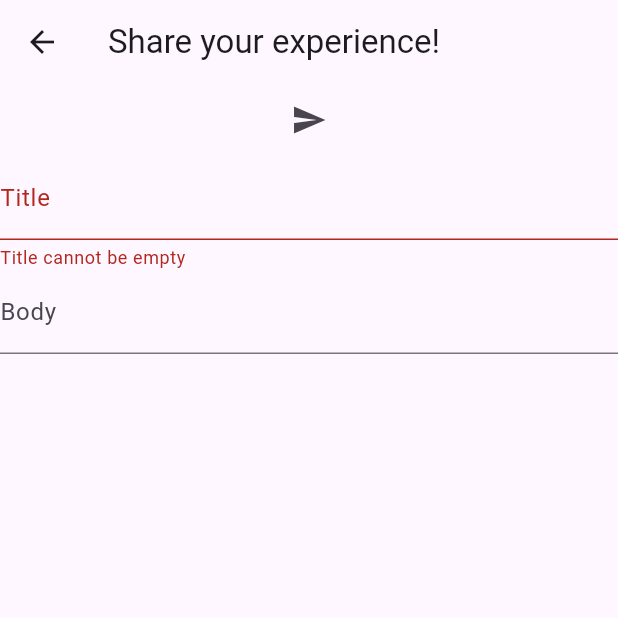
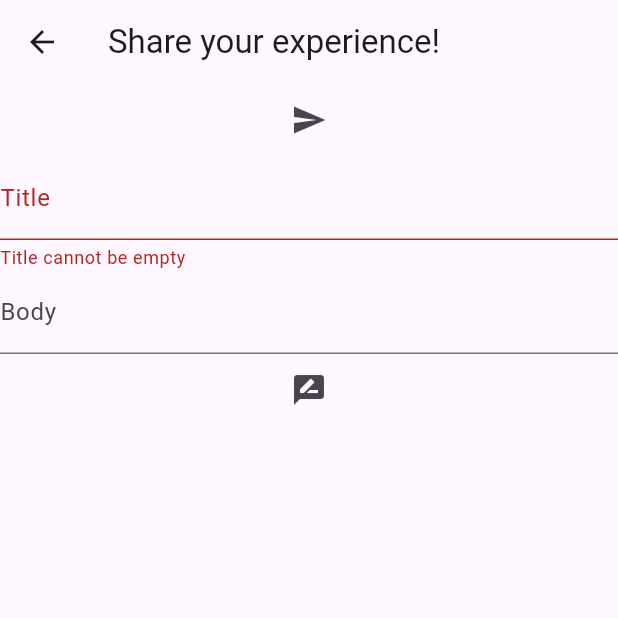
Before and after one commit to mindware-git/wik, a Flutter app: the NewPostScreen screen opened directly, after a tap on the "send" icon, on a phone screen of 412 x 824 dp, the top half of it. Run offline on Flutter 3.47's test engine with Material 3 defaults, Android fonts, the phone set to English and light mode, and no system bars; our stand-ins replace cloud_firestore, firebase_auth, firebase_core, firebase_ui_firestore; missing offline and left inert: firebase_ui_auth, firebase_ui_localizations; accounts and stored records are empty; generated files the repository leaves out were written again.

Commit message:
Add review

```diff
--- a/lib/src/screens/root_screen.dart
+++ b/lib/src/screens/root_screen.dart
@@ -25,7 +25,7 @@ class _RootScreenState extends State<RootScreen> {
           IconButton(
             icon: const Icon(Icons.account_circle),
             onPressed: () {
-              // Navigator.pushNamed(context, '/profile');
+              Navigator.pushNamed(context, '/profile');
             },
           ),
           IconButton(
--- a/lib/src/widgets/intro_card.dart
+++ b/lib/src/widgets/intro_card.dart
@@ -11,8 +11,9 @@ class IntroCard extends StatelessWidget {
       child: Column(children: [
         ListTile(
           title: Text(data.title),
-          // subtitle: Text(data.bodyText),
-          //imoji,
+          subtitle: data.bodyText == null ? null : Text(data.bodyText!),
+          leading:
+              data.reviewIconData == null ? null : Icon(data.reviewIconData),
         ),
         //image
       ]),
--- a/lib/src/widgets/new_post.dart
+++ b/lib/src/widgets/new_post.dart
@@ -2,6 +2,52 @@ import 'package:cloud_firestore/cloud_firestore.dart';
 import 'package:flutter/foundation.dart';
 import 'package:flutter/material.dart';
 import 'package:wik/src/globals.dart';
+
+List<DropdownMenuItem> reviewItems = [
+  const DropdownMenuItem(
+    value: 1,
+    child: Icon(Icons.sentiment_very_dissatisfied),
+  ),
+  const DropdownMenuItem(
+    value: 2,
+    child: Icon(Icons.sentiment_dissatisfied),
+  ),
+  const DropdownMenuItem(
+    value: 3,
+    child: Icon(Icons.sentiment_neutral),
+  ),
+  const DropdownMenuItem(
+    value: 4,
+    child: Icon(Icons.sentiment_satisfied),
+  ),
+  const DropdownMenuItem(
+    value: 5,
+    child: Icon(Icons.sentiment_very_satisfied),
+  ),
+];
+
+List<DropdownMenuItem> workFieldItems = [
+  const DropdownMenuItem(
+    value: 'Manufacturing',
+    child: Text('Manufacturing'),
+  ),
+  const DropdownMenuItem(
+    value: 'Construction',
+    child: Text('Construction'),
+  ),
+  const DropdownMenuItem(
+    value: 'Service',
+    child: Text('Service'),
+  ),
+  const DropdownMenuItem(
+    value: 'Agriculture',
+    child: Text('Agriculture'),
+  ),
+  const DropdownMenuItem(
+    value: 'Others',
+    child: Text('Others'),
+  ),
+];
 
 class NewPost extends StatefulWidget {
   const NewPost({super.key});
@@ -13,7 +59,10 @@ class NewPost extends StatefulWidget {
 class _NewPostState extends State<NewPost> {
   String? _title;
   String? _bodyText;
+  int? _reviewScore;
+  String? _workField;
   bool _isLoading = false;
+  bool _showReviewForm = false;
   final _formKey = GlobalKey<FormState>();
 
   void _save() async {
@@ -22,12 +71,14 @@ class _NewPostState extends State<NewPost> {
     if (!_formKey.currentState!.validate()) {
       return;
     }
+
     setState(() {
       _isLoading = true;
     });
     _formKey.currentState!.save();
 
     if (kDebugMode) {
+      debugPrint(_reviewScore.toString());
       await Future.delayed(const Duration(seconds: 2));
     } else {
       final postRef = await FirebaseFirestore.instance.collection('posts').add({
@@ -36,16 +87,30 @@ class _NewPostState extends State<NewPost> {
         'userName': myName!,
         'title': _title!,
         'bodyText': _bodyText,
+        'reviewScore': _reviewScore,
+        'workField': _workField,
       });
+      String? introBodyText;
+      if (_bodyText != null) {
+        introBodyText = _bodyText!.replaceAll('\n', ' ');
+        introBodyText = introBodyText.substring(0, 10);
+      }
       await FirebaseFirestore.instance.collection('intros').add({
         'postRef': postRef,
         'createdAt': FieldValue.serverTimestamp(),
         'userName': myName!,
         'title': _title!,
-        'bodyText': _bodyText,
+        'bodyText': introBodyText,
+        'reviewScore': _reviewScore,
       });
     }
     if (mounted) Navigator.pop(context);
+  }
+
+  void _toggleReview() async {
+    setState(() {
+      _showReviewForm = !_showReviewForm;
+    });
   }
 
   @override
@@ -77,9 +142,43 @@ class _NewPostState extends State<NewPost> {
                     maxLines: 100,
                     decoration: const InputDecoration(labelText: 'Body'),
                     onSaved: (newValue) => _bodyText = newValue,
-                  )
+                  ),
+                  if (_showReviewForm)
+                    DropdownButtonFormField(
+                      hint: const Text('review score'),
+                      items: reviewItems,
+                      onChanged: (_) {},
+                      onSaved: (newValue) => _reviewScore = newValue,
+                      validator: (value) {
+                        if (_showReviewForm) {
+                          if (value == null) {
+                            return 'Fill this form';
+                          }
+                        }
+                        return null;
+                      },
+                    ),
+                  if (_showReviewForm)
+                    DropdownButtonFormField(
+                      hint: const Text('working field'),
+                      items: workFieldItems,
+                      onChanged: (_) {},
+                      onSaved: (newValue) => _workField = newValue,
+                      validator: (value) {
+                        if (_showReviewForm) {
+                          if (value == null) {
+                            return 'Fill this form';
+                          }
+                        }
+                        return null;
+                      },
+                    )
                 ],
               )),
+          IconButton(
+            onPressed: () => _toggleReview(),
+            icon: const Icon(Icons.rate_review),
+          ),
         ]))),
       ],
     );
```
Also changed, not shown: lib/src/app.dart (+25 -5 lines), lib/src/firestore_interface.dart (+6 -6 lines).
